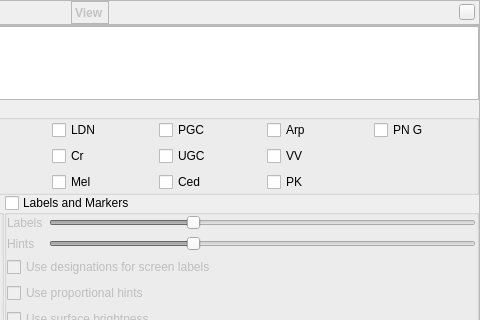
519984307/stellarium_src, file src/gui/viewDialog.ui: the form before one commit; both pictures show x 275 to 755 and y 0 to 320 of the 755 by 632 pixel window.
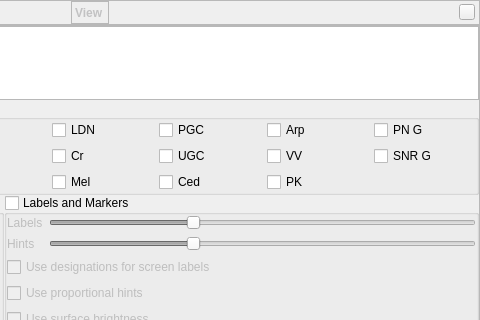
The form after the commit. The open tabs and pages were chosen to show the change. Icons and pictures are not drawn. Custom widgets are drawn as their Qt base class.

Patch:
```diff
--- a/src/gui/viewDialog.ui
+++ b/src/gui/viewDialog.ui
@@ -1475,6 +1475,19 @@
                </attribute>
               </widget>
              </item>
+             <item row="1" column="6">
+              <widget class="QCheckBox" name="checkBoxSNRG">
+               <property name="toolTip">
+                <string>A catalogue of Galactic supernova remnants (Green, 2014)</string>
+               </property>
+               <property name="text">
+                <string notr="true">SNR G</string>
+               </property>
+               <attribute name="buttonGroup">
+                <string notr="true">buttonGroupDisplayedDSOCatalogs</string>
+               </attribute>
+              </widget>
+             </item>
             </layout>
            </widget>
           </item>
```
